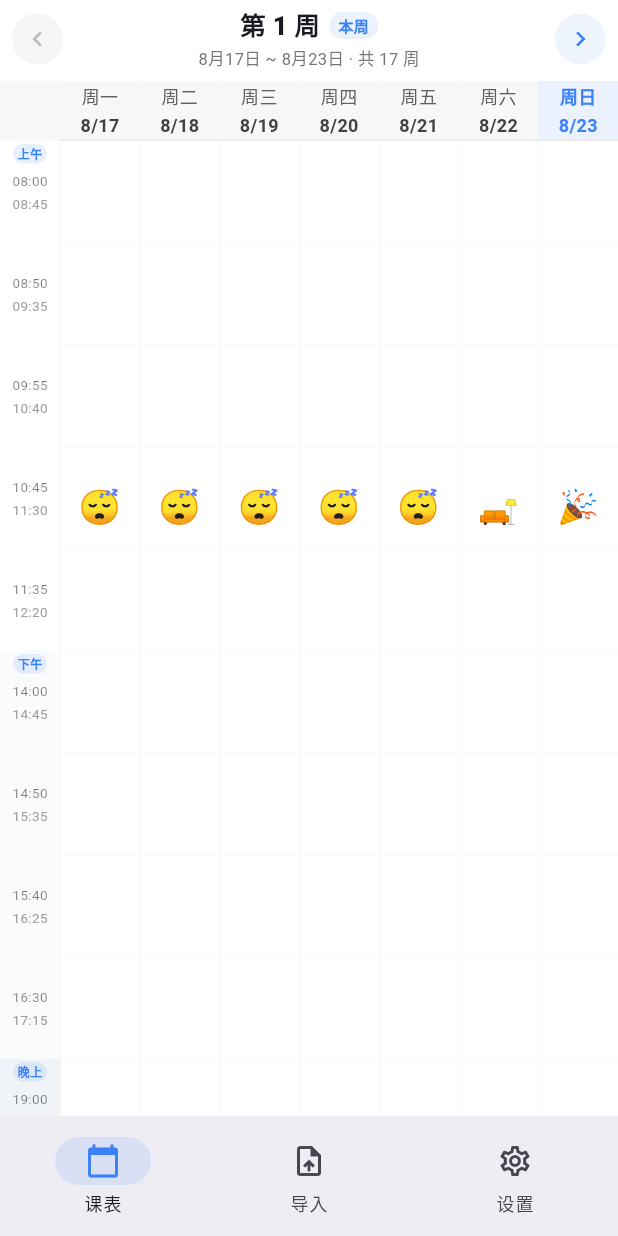
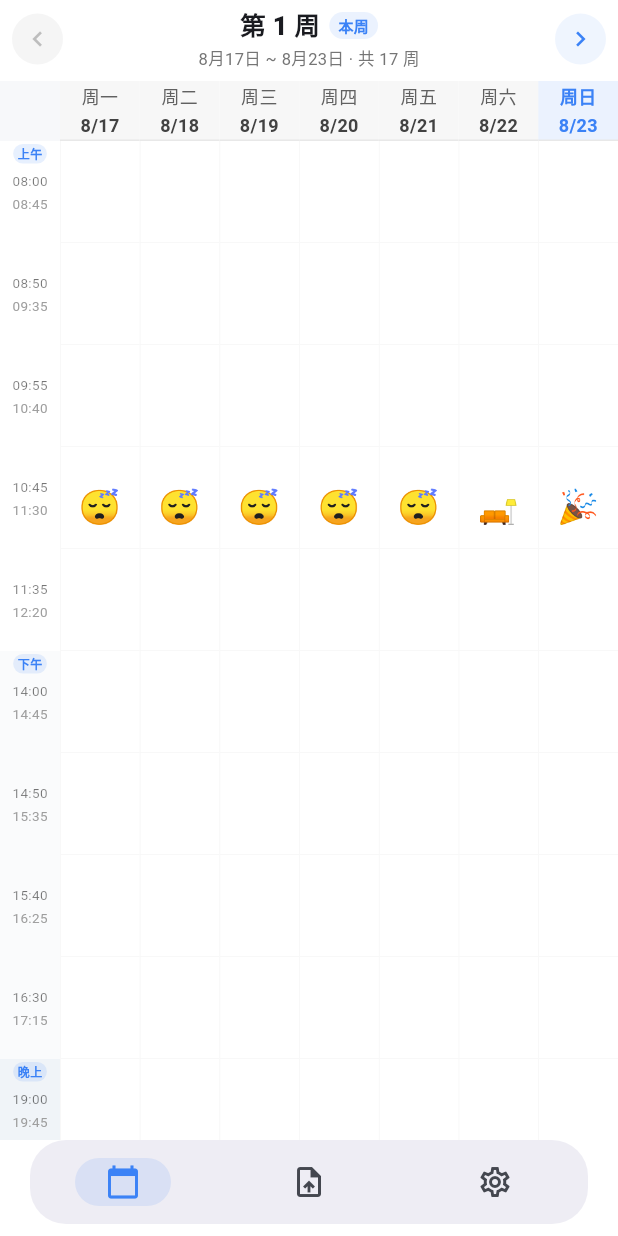
Before and after one commit to Jing-Tianlin/Light-Course-Schedule, a Flutter app: the screen it shows after launch, on a phone screen of 412 x 824 dp. Run offline on Flutter 3.47's test engine with Material 3 defaults, Android fonts, the phone set to English and light mode, and no system bars; our stand-ins replace file_picker, shared_preferences; Roboto replaces fonts that are missing (PingFang SC).

Commit message:
Compact bottom navigation: hide labels and add rounded padding

```diff
--- a/lib/main.dart
+++ b/lib/main.dart
@@ -50,8 +50,13 @@ class _RootTabsState extends State<RootTabs> {
     return Scaffold(
       backgroundColor: Colors.white,
       body: IndexedStack(index: _index, children: _pages),
-      bottomNavigationBar: NavigationBar(
-        labelBehavior: NavigationDestinationLabelBehavior.alwaysShow,
+      bottomNavigationBar: Padding(
+        padding: const EdgeInsets.fromLTRB(20, 0, 20, 8),
+        child: ClipRRect(
+          borderRadius: BorderRadius.circular(24),
+          child: NavigationBar(
+            height: 56,
+            labelBehavior: NavigationDestinationLabelBehavior.alwaysHide,
             selectedIndex: _index,
             onDestinationSelected: (i) => setState(() => _index = i),
             indicatorColor: AppTheme.brand.withValues(alpha: 0.12),
@@ -73,6 +78,8 @@ class _RootTabsState extends State<RootTabs> {
               ),
             ],
           ),
+        ),
+      ),
     );
   }
 }
```
Also changed, not shown: 1 other file. Lines whose indentation alone changed are shown as unchanged.
